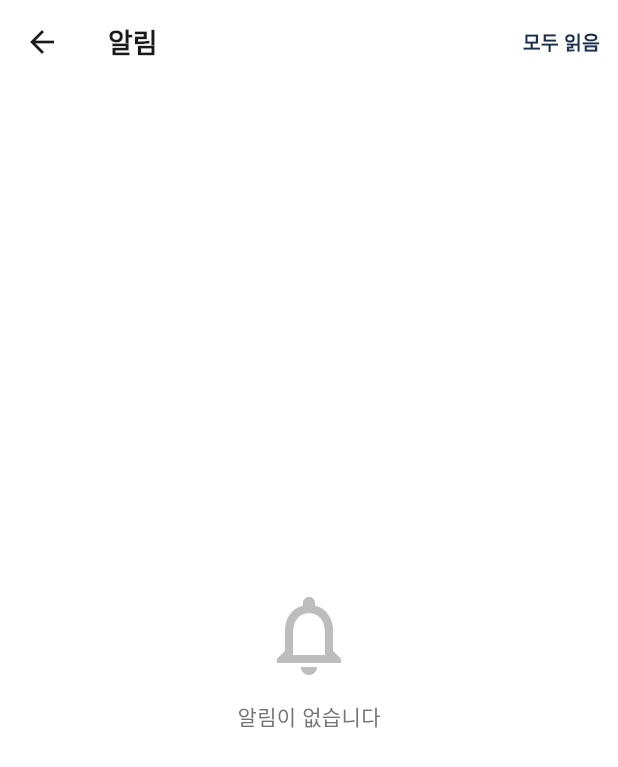
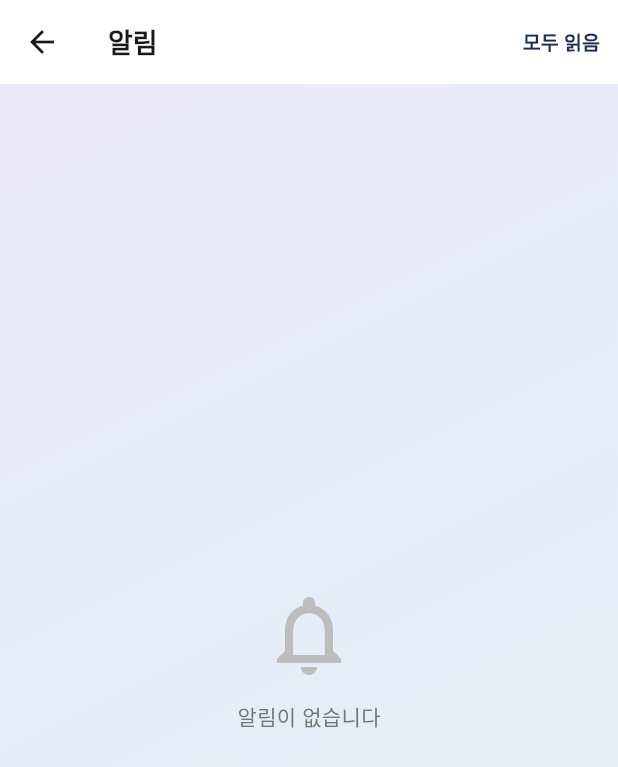
Before and after one commit to tangerlyn/pen, a Flutter app: the HomeScreen screen opened by its route, after a tap on the "notifications" icon, on a phone screen of 412 x 824 dp. Shown: the top 767 px of the screen. Run offline on Flutter 3.47's test engine with Material 3 defaults, Android fonts, the phone set to English and light mode, and no system bars; our stand-ins replace cached_network_image, cloud_firestore, confetti, connectivity_plus, csv, firebase_auth and 17 more; missing offline and left inert: flutter_naver_login, gal, kakao_flutter_sdk_user; accounts and stored records are empty; Roboto replaces fonts that are missing (Pretendard).

Commit message:
fix : 글래스모피즘 배경 구조 수정 - 루트 레벨 그라데이션으로 검은 배경 해결
- app.dart: MaterialApp builder에 그라데이션 배경 추가
  (모든 라우트 = 탭 + 상세 화면 전부 같은 배경 공유)
- main_shell.dart: 중복 Stack/그라데이션 제거
- GlassCard: BackdropFilter를 useBlur 파라미터로 옵션화
  (리스트 카드 기본 off, 모달/바텀시트에서 on)

```diff
--- a/lib/app.dart
+++ b/lib/app.dart
@@ -14,6 +14,11 @@ class NibpenApp extends ConsumerWidget {
       theme: AppTheme.light,
       routerConfig: router,
       debugShowCheckedModeBanner: false,
+      // 모든 라우트(탭 + 상세 화면 전부)의 루트 배경 = 글래스 그라데이션
+      builder: (context, child) => Container(
+        decoration: const BoxDecoration(gradient: AppGlass.backgroundGradient),
+        child: child!,
+      ),
     );
   }
 }
--- a/lib/core/shell/main_shell.dart
+++ b/lib/core/shell/main_shell.dart
@@ -62,14 +62,7 @@ class _MainShellState extends ConsumerState<MainShell> {
     final isOnline = ref.watch(connectivityProvider).valueOrNull ?? true;
 
     return Scaffold(
-      body: Stack(
-        fit: StackFit.expand,
-        children: [
-          // 글래스모피즘 배경 그라데이션
-          const DecoratedBox(
-            decoration: BoxDecoration(gradient: AppGlass.backgroundGradient),
-          ),
-          Column(
+      body: Column(
         children: [
           AnimatedSize(
             duration: const Duration(milliseconds: 250),
@@ -94,8 +87,6 @@ class _MainShellState extends ConsumerState<MainShell> {
                   ),
           ),
           Expanded(child: widget.shell),
-            ],
-          ),
         ],
       ),
       bottomNavigationBar: _BottomNav(shell: widget.shell),
```
Also changed, not shown: lib/shared/widgets/glass_card.dart (+43 -28 lines). Lines whose indentation alone changed are shown as unchanged.
